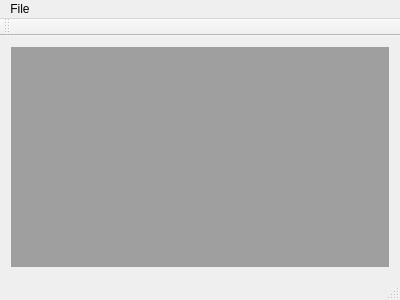
Before: the Qt Designer form mainwindow.ui in skronstein/MultiTimer, drawn with Qt 5.
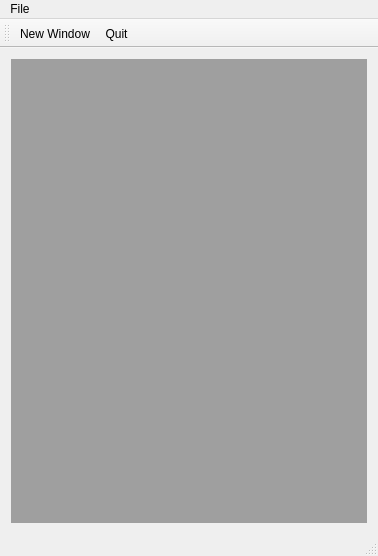
After: the same form once the commit is applied.

```diff
--- a/mainwindow.ui
+++ b/mainwindow.ui
@@ -6,8 +6,8 @@
    <rect>
     <x>0</x>
     <y>0</y>
-    <width>400</width>
-    <height>300</height>
+    <width>378</width>
+    <height>556</height>
    </rect>
   </property>
   <property name="windowTitle">
@@ -25,20 +25,20 @@
     <rect>
      <x>0</x>
      <y>0</y>
-     <width>400</width>
+     <width>378</width>
      <height>21</height>
     </rect>
    </property>
-   <widget class="QMenu" name="menuFile">
+   <widget class="QMenu" name="menuNew_Window">
     <property name="title">
      <string>File</string>
     </property>
-    <addaction name="actionNew_window"/>
+    <addaction name="actionNew_Window"/>
     <addaction name="actionAbout"/>
     <addaction name="separator"/>
     <addaction name="actionQuit"/>
    </widget>
-   <addaction name="menuFile"/>
+   <addaction name="menuNew_Window"/>
   </widget>
   <widget class="QToolBar" name="mainToolBar">
    <attribute name="toolBarArea">
@@ -47,11 +47,13 @@
    <attribute name="toolBarBreak">
     <bool>false</bool>
    </attribute>
+   <addaction name="actionNew_Window"/>
+   <addaction name="actionQuit"/>
   </widget>
   <widget class="QStatusBar" name="statusBar"/>
-  <action name="actionNew_window">
+  <action name="actionNew_Window">
    <property name="text">
-    <string>New window</string>
+    <string>New Window</string>
    </property>
   </action>
   <action name="actionAbout">
```
Left out of the diff: 8 changed lines with no effect on the pictures.
